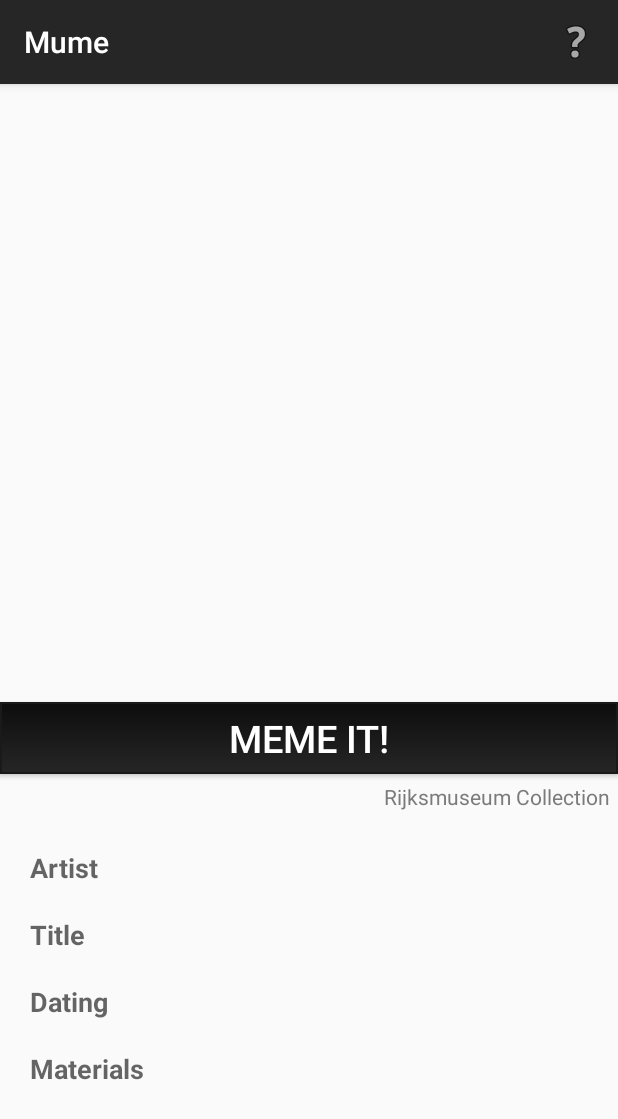
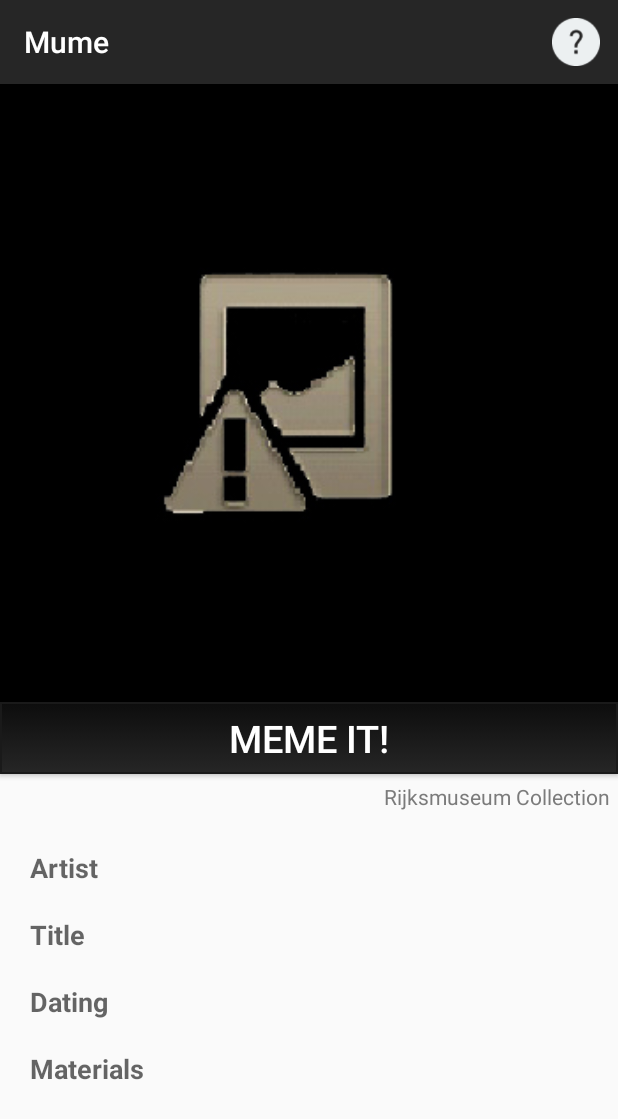
Before and after one commit to C0rine/Mume, an Android app: the SelectedActivity screen opened directly, with no data from a screen before it, on a phone screen of 412 x 824 dp. Shown: the top 1119 px of the screen. Run offline under Robolectric (Android 15) with nearby library versions, the phone set to English and light mode, and no system bars; our stand-ins replace Volley; libraries missing offline, so code that uses them is left out: com.adobe.creativesdk, com.aviary.android; network calls fail; 2 statements that could not run were skipped.

Commit message:
fixed crash on no web image

```diff
--- a/Mume/app/src/main/java/nl/mprog/mume/Activities/SelectedActivity.java
+++ b/Mume/app/src/main/java/nl/mprog/mume/Activities/SelectedActivity.java
@@ -18,6 +18,7 @@ import android.view.Menu;
 import android.view.MenuItem;
 import android.view.MotionEvent;
 import android.view.View;
+import android.widget.Button;
 import android.widget.ScrollView;
 import android.widget.TextView;
 import android.widget.Toast;
@@ -50,6 +51,7 @@ public class SelectedActivity extends AppCompatActivity {
     private TextView title_holder;
     private TextView dating_holder;
     private TextView materials_holder;
+    private Button memeit_button;
     private NetworkImageView image_holder;
     private ScrollView scrollView;
 
@@ -77,13 +79,25 @@ public class SelectedActivity extends AppCompatActivity {
         title_holder = (TextView) findViewById(R.id.titleholder_textview);
         dating_holder = (TextView) findViewById(R.id.datingholder_textview);
         materials_holder = (TextView) findViewById(R.id.materialsholder_textview);
+        memeit_button = (Button) findViewById(R.id.memeit_button);
         image_holder = (NetworkImageView) findViewById(R.id.artimage_imageview);
         scrollView = (ScrollView) findViewById(R.id.selected_scrollview);
 
         // get the urls for the image and data from the intent
         dataUrl = getIntent().getStringExtra("dataUrl");
         imageUrl = getIntent().getStringExtra("imageUrl");
-        image_holder.setImageUrl(imageUrl, imageLoader);
+        // check if there actually is a imageUrl
+        if(imageUrl != null){
+            // there is an image. Set it in the view:
+            image_holder.setImageUrl(imageUrl, imageLoader);
+        }
+        else{
+            // there was no image. This is due to copyright reasons.
+            image_holder.setDefaultImageResId(R.mipmap.image_notavailable_icon);
+            Toast.makeText(this, R.string.copyrightwarning_toast_text, Toast.LENGTH_LONG).show();
+            //disable the button to meme the image
+            memeit_button.setClickable(false);
+        }
 
         // prevent scrolling of scrollview when the user uses the image to zoom
         image_holder.setOnTouchListener(new View.OnTouchListener() {
--- a/Mume/app/src/main/res/layout/activity_search.xml
+++ b/Mume/app/src/main/res/layout/activity_search.xml
@@ -16,7 +16,7 @@
         android:layout_width="match_parent"
         android:layout_height="match_parent"
         android:scaleType="centerCrop"
-        android:src="@mipmap/seamless_paper_texture"/>
+        android:src="@mipmap/flaking_paint_texture"/>
 
     <!-- dummy linear layout for layoutcolor reasons -->
     <LinearLayout
--- a/Mume/app/src/main/res/menu/general_menu.xml
+++ b/Mume/app/src/main/res/menu/general_menu.xml
@@ -12,7 +12,7 @@
     <item
         android:id="@+id/searchhelp_menubutton"
         android:title="@string/help_menuitem_title"
-        android:icon="@android:drawable/ic_menu_help"
+        android:icon="@drawable/help_icon"
         app:showAsAction="always"/>
 
 </menu>
--- a/Mume/app/src/main/res/menu/search_menu.xml
+++ b/Mume/app/src/main/res/menu/search_menu.xml
@@ -12,13 +12,13 @@
     <item
         android:id="@+id/searchFB_menubutton"
         android:title="Facebook"
-        android:icon="@android:drawable/ic_menu_view"
+        android:icon="@drawable/facebook_icon"
         app:showAsAction="ifRoom"/>
 
     <item
         android:id="@+id/searchhelp_menubutton"
         android:title="@string/help_menuitem_title"
-        android:icon="@android:drawable/ic_menu_help"
+        android:icon="@drawable/help_icon"
         app:showAsAction="always"/>
 
 </menu>
--- a/Mume/app/src/main/res/values/strings.xml
+++ b/Mume/app/src/main/res/values/strings.xml
@@ -38,5 +38,6 @@
 
     <!-- used by Facebook API: -->
     <string name="app_id">746901972078034</string>
+    <string name="copyrightwarning_toast_text">Image not available due to copyright reasons</string>
 
 </resources>
--- a/Mume/app/src/main/res/values/styles.xml
+++ b/Mume/app/src/main/res/values/styles.xml
@@ -8,4 +8,5 @@
         <item name="colorAccent">#996600</item>
     </style>
 
+
 </resources>
```
Also changed, not shown: Mume/app/src/main/java/nl/mprog/mume/Adapters/ResultsAdapter.java (+10 -1 lines), Mume/app/src/main/java/nl/mprog/mume/Classes/Parser.java (+26 -12 lines), Mume/app/src/main/res/drawable/facebook_icon.png (added), Mume/app/src/main/res/drawable/help_icon.png (added), Mume/app/src/main/res/mipmap-hdpi/flaking_paint_texture.jpg (renamed from Mume/app/src/main/res/mipmap-hdpi/seamless_paper_texture.jpg), Mume/app/src/main/res/mipmap-hdpi/image_icon.jpg (deleted).
